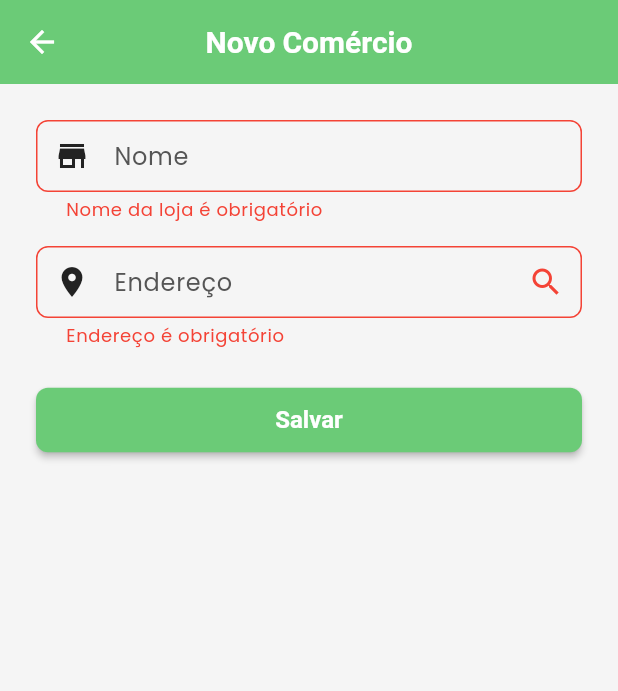
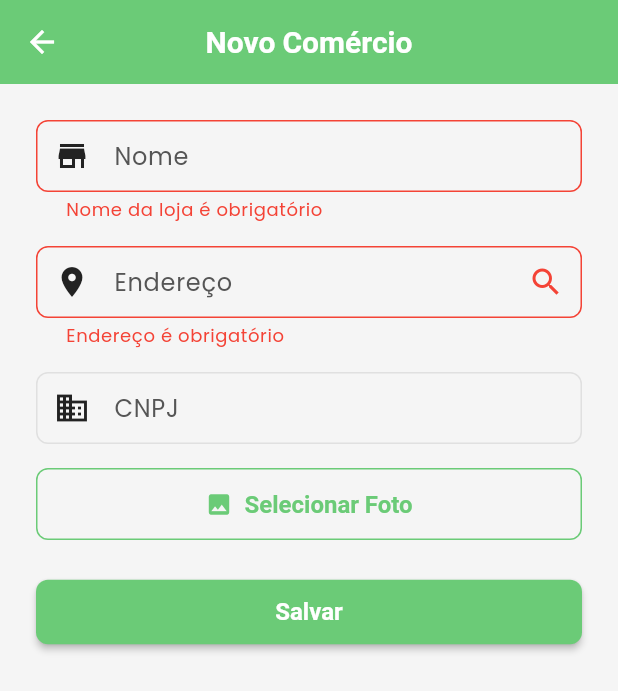
Before and after one commit to welder60/Precinho, a Flutter app: the AddStorePage screen opened directly, after a tap on "Salvar", on a phone screen of 412 x 824 dp. Shown: the top 691 px of the screen. Run offline on Flutter 3.47's test engine with Material 3 defaults, Android fonts, the phone set to English and light mode, and no system bars; our stand-ins replace cloud_firestore, dio, equatable, firebase_auth, firebase_core, firebase_storage and 5 more; missing offline and left inert: dart:js_util; accounts and stored records are empty.

Commit message:
Add store images and extra fields

```diff
--- a/lib/core/utils/validators.dart
+++ b/lib/core/utils/validators.dart
@@ -182,6 +182,20 @@ class Validators {
     return null;
   }
 
+  // Validação de CNPJ
+  static String? validateCnpj(String? cnpj) {
+    if (cnpj == null || cnpj.isEmpty) {
+      return null; // CNPJ é opcional
+    }
+
+    final cleanCnpj = cnpj.replaceAll(RegExp(r'[^\d]'), '');
+    if (cleanCnpj.length != 14) {
+      return 'CNPJ inválido';
+    }
+
+    return null;
+  }
+
   // Validação de coordenadas
   static String? validateLatitude(double? latitude) {
     if (latitude == null) {
--- a/lib/domain/entities/store.dart
+++ b/lib/domain/entities/store.dart
@@ -5,9 +5,11 @@ class Store extends Equatable {
   final String id;
   final String name;
   final String address;
+  final String? cnpj;
   final double latitude;
   final double longitude;
   final String? imageUrl;
+  final String? mapImageUrl;
   final StoreCategory category;
   final bool isApproved;
   final ModerationStatus status;
@@ -25,9 +27,11 @@ class Store extends Equatable {
     required this.id,
     required this.name,
     required this.address,
+    this.cnpj,
     required this.latitude,
     required this.longitude,
     this.imageUrl,
+    this.mapImageUrl,
     required this.category,
     required this.isApproved,
     required this.status,
@@ -46,9 +50,11 @@ class Store extends Equatable {
     String? id,
     String? name,
     String? address,
+    String? cnpj,
     double? latitude,
     double? longitude,
     String? imageUrl,
+    String? mapImageUrl,
     StoreCategory? category,
     bool? isApproved,
     ModerationStatus? status,
@@ -66,9 +72,11 @@ class Store extends Equatable {
       id: id ?? this.id,
       name: name ?? this.name,
       address: address ?? this.address,
+      cnpj: cnpj ?? this.cnpj,
       latitude: latitude ?? this.latitude,
       longitude: longitude ?? this.longitude,
       imageUrl: imageUrl ?? this.imageUrl,
+      mapImageUrl: mapImageUrl ?? this.mapImageUrl,
       category: category ?? this.category,
       isApproved: isApproved ?? this.isApproved,
       status: status ?? this.status,
@@ -84,7 +92,10 @@ class Store extends Equatable {
     );
   }
 
-  bool get hasImage => imageUrl != null && imageUrl!.isNotEmpty;
+  bool get hasImage {
+    return (imageUrl != null && imageUrl!.isNotEmpty) ||
+        (mapImageUrl != null && mapImageUrl!.isNotEmpty);
+  }
   bool get hasRating => rating != null && rating! > 0;
   bool get hasContact => phoneNumber != null || website != null;
 
@@ -93,9 +104,11 @@ class Store extends Equatable {
         id,
         name,
         address,
+        cnpj,
         latitude,
         longitude,
         imageUrl,
+        mapImageUrl,
         category,
         isApproved,
         status,
--- a/lib/presentation/pages/store/add_store_page.dart
+++ b/lib/presentation/pages/store/add_store_page.dart
@@ -1,7 +1,14 @@
+import 'dart:io';
+
 import 'package:cloud_firestore/cloud_firestore.dart';
+import 'package:firebase_auth/firebase_auth.dart';
+import 'package:firebase_storage/firebase_storage.dart';
 import 'package:flutter/material.dart';
+import 'package:image_picker/image_picker.dart';
+import 'package:uuid/uuid.dart';
 import '../../../core/themes/app_theme.dart';
 import '../../../core/utils/validators.dart';
+import '../../../core/constants/app_constants.dart';
 import '../../../core/logging/firebase_logger.dart';
 import 'place_search_page.dart';
 import '../../../data/models/place_result.dart';
@@ -17,30 +24,66 @@ class _AddStorePageState extends State<AddStorePage> {
   final _formKey = GlobalKey<FormState>();
   final _nameController = TextEditingController();
   final _addressController = TextEditingController();
+  final _cnpjController = TextEditingController();
+  final ImagePicker _picker = ImagePicker();
+  XFile? _imageFile;
   double? _latitude;
   double? _longitude;
   String? _placeId;
+
+  Future<void> _pickImage() async {
+    final picked = await _picker.pickImage(source: ImageSource.gallery);
+    if (picked != null) {
+      setState(() {
+        _imageFile = picked;
+      });
+    }
+  }
 
   @override
   void dispose() {
     _nameController.dispose();
     _addressController.dispose();
+    _cnpjController.dispose();
     super.dispose();
   }
 
   Future<void> _submit() async {
     if (_formKey.currentState!.validate()) {
+      try {
+        String? imageUrl;
+        if (_imageFile != null) {
+          final id = const Uuid().v4();
+          final ref = FirebaseStorage.instance
+              .ref()
+              .child('store_images/$id.jpg');
+          FirebaseLogger.log('Uploading store image', {'path': ref.fullPath});
+          await ref.putFile(File(_imageFile!.path));
+          imageUrl = await ref.getDownloadURL();
+          FirebaseLogger.log('Store image uploaded', {'url': imageUrl});
+        }
+
+        final mapImageUrl = (_latitude != null && _longitude != null)
+            ? 'https://maps.googleapis.com/maps/api/staticmap?center=$_latitude,$_longitude&zoom=16&size=600x400&markers=color:red%7C$_latitude,$_longitude&key=${AppConstants.googleMapsApiKey}'
+            : null;
+
         final data = {
           'name': _nameController.text.trim(),
           'address': _addressController.text.trim(),
+          'cnpj': _cnpjController.text.trim(),
           if (_latitude != null && _longitude != null) ...{
             'latitude': _latitude,
             'longitude': _longitude,
             'place_id': _placeId,
           },
+          'map_image_url': mapImageUrl,
+          'image_url': imageUrl,
           'created_at': Timestamp.now(),
+          'user_id': FirebaseAuth.instance.currentUser?.uid,
+          'status': 'active',
+          'rating': 0,
         };
-      try {
+
         FirebaseLogger.log('Adding store', data);
         await FirebaseFirestore.instance.collection('stores').add(data);
         if (!mounted) return;
@@ -110,6 +153,31 @@ class _AddStorePageState extends State<AddStorePage> {
                 onTap: _selectAddress,
                 validator: Validators.validateAddress,
               ),
+              const SizedBox(height: AppTheme.paddingMedium),
+              TextFormField(
+                controller: _cnpjController,
+                decoration: const InputDecoration(
+                  labelText: 'CNPJ',
+                  prefixIcon: Icon(Icons.business),
+                ),
+                keyboardType: TextInputType.number,
+                validator: Validators.validateCnpj,
+              ),
+              const SizedBox(height: AppTheme.paddingMedium),
+              if (_imageFile != null)
+                Padding(
+                  padding: const EdgeInsets.only(bottom: AppTheme.paddingMedium),
+                  child: Image.file(
+                    File(_imageFile!.path),
+                    height: 150,
+                    fit: BoxFit.cover,
+                  ),
+                ),
+              OutlinedButton.icon(
+                onPressed: _pickImage,
+                icon: const Icon(Icons.photo),
+                label: const Text('Selecionar Foto'),
+              ),
               const SizedBox(height: AppTheme.paddingLarge),
               SizedBox(
                 width: double.infinity,
```
Also changed, not shown: lib/presentation/pages/product/product_prices_page.dart (+51 -8 lines), lib/presentation/pages/store/store_search_page.dart (+9 -6 lines), 1 other file. Lines whose indentation alone changed are shown as unchanged.
